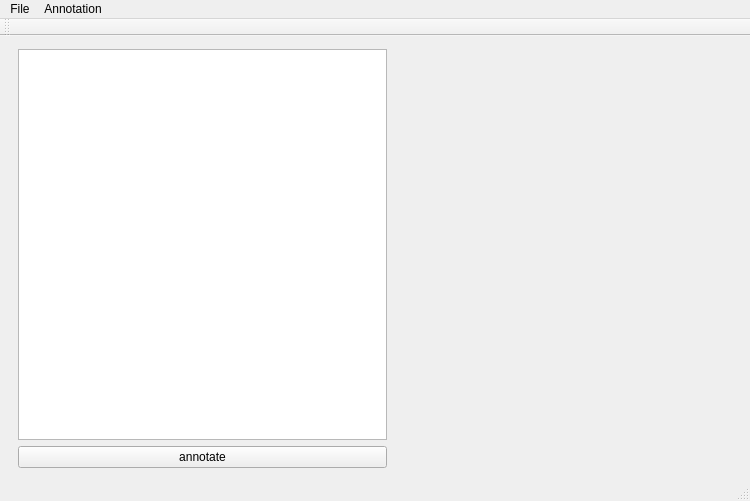
Above: frontend.ui from Jizzus93/Disertatie2 before the change. Below: the same form after it.
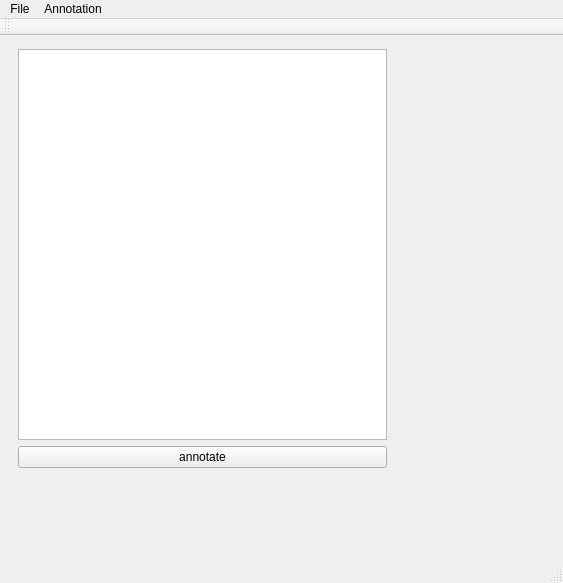
That is the form after the change.

The edit to the form file:
```diff
--- a/frontend.ui
+++ b/frontend.ui
@@ -6,8 +6,8 @@
    <rect>
     <x>0</x>
     <y>0</y>
-    <width>750</width>
-    <height>501</height>
+    <width>563</width>
+    <height>583</height>
    </rect>
   </property>
   <property name="windowTitle">
@@ -42,7 +42,7 @@
     <rect>
      <x>0</x>
      <y>0</y>
-     <width>750</width>
+     <width>563</width>
      <height>21</height>
     </rect>
    </property>
```
Left out of the diff: 25 changed lines with no effect on the pictures.
